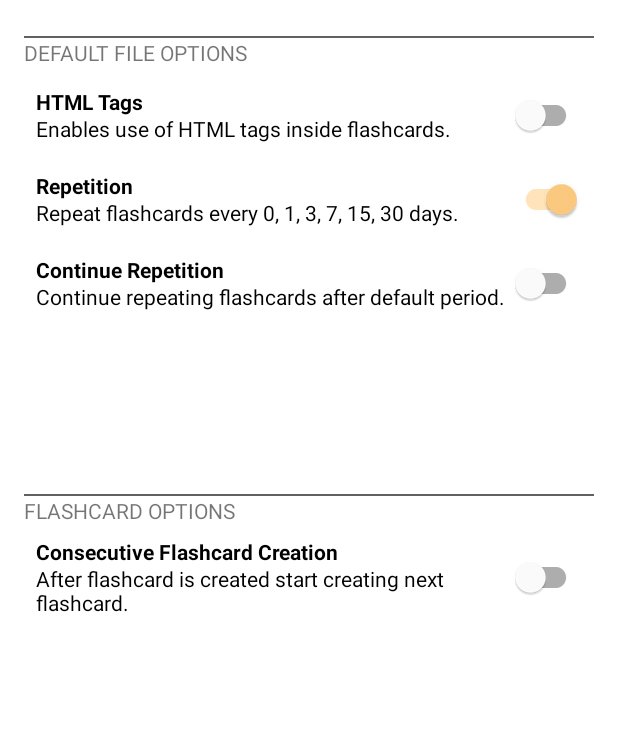
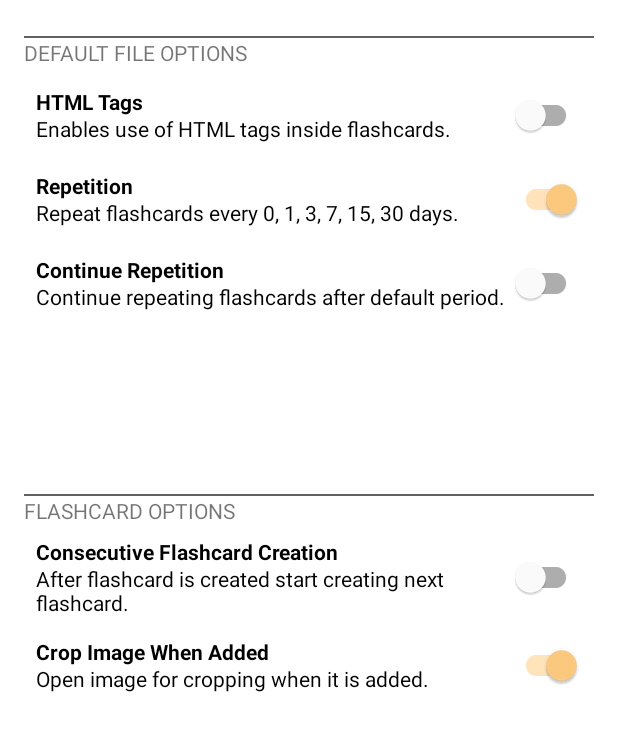
Before and after one commit to StartingGround/Cognebus, an Android app: the SettingsFragment screen opened through its navigation route, on a phone screen of 412 x 824 dp. Shown: the top 731 px of the screen. Run offline under Robolectric (Android 15) with nearby library versions, the phone set to English and light mode, and no system bars; our stand-ins replace FlexboxLayout, Room's generated code, data binding; 3 statements that could not run were skipped.

Commit message:
Add option for enabling immediate image cropping when image is added

```diff
--- a/app/src/main/java/com/startingground/cognebus/settings/SettingsViewModel.kt
+++ b/app/src/main/java/com/startingground/cognebus/settings/SettingsViewModel.kt
@@ -15,51 +15,26 @@ import com.startingground.cognebus.utilities.StringUtils
 class SettingsViewModel(application: Application) : AndroidViewModel(application) {
 
     companion object{
+        //File Default Options
         const val ENABLE_HTML_KEY = "enable_html"
         const val REPETITION_ENABLED_KEY = "repetition_enabled"
         const val CONTINUE_REPETITION_KEY = "continue_repetition"
         const val CYCLE_INCREMENT_KEY = "cycle_increment"
         const val MAX_DAYS_PER_CYCLE_KEY = "max_days_per_cycle"
-        const val CONSECUTIVE_FLASHCARD_CREATION_KEY = "consecutive_flashcard_creation"
 
         const val ENABLE_HTML_DEFAULT_VALUE = false
         const val REPETITION_ENABLED_DEFAULT_VALUE = true
         const val CONTINUE_REPETITION_DEFAULT_VALUE = false
         const val CYCLE_INCREMENT_DEFAULT_VALUE: Int = 15
         const val MAX_DAYS_PER_CYCLE_DEFAULT_VALUE: Int = 60
+
+        //Flashcard Options
+        const val CONSECUTIVE_FLASHCARD_CREATION_KEY = "consecutive_flashcard_creation"
+        const val CROP_IMAGE_WHEN_ADDED_KEY = "crop_image_when_added"
+
         const val CONSECUTIVE_FLASHCARD_CREATION_DEFAULT_VALUE = false
+        const val CROP_IMAGE_WHEN_ADDED_DEFAULT_VALUE = true
     }
-
-    private val preferences = PreferenceManager.getDefaultSharedPreferences(application.applicationContext)
-
-    private val _enableHTML: MutableLiveData<Boolean> = MutableLiveData(
-        preferences.getBoolean(ENABLE_HTML_KEY, ENABLE_HTML_DEFAULT_VALUE)
-    )
-    val enableHTML: LiveData<Boolean> get() = _enableHTML
-
-
-    private val _repetitionEnabled: MutableLiveData<Boolean> = MutableLiveData(
-        preferences.getBoolean(REPETITION_ENABLED_KEY, REPETITION_ENABLED_DEFAULT_VALUE)
-    )
-    val repetitionEnabled: LiveData<Boolean> get() = _repetitionEnabled
-
-
-    private val _continueRepetition: MutableLiveData<Boolean> = MutableLiveData(
-        preferences.getBoolean(CONTINUE_REPETITION_KEY, CONTINUE_REPETITION_DEFAULT_VALUE)
-    )
-    val continueRepetition: LiveData<Boolean> get() = _continueRepetition
-
-
-    private val _cycleIncrement: MutableLiveData<Int> = MutableLiveData(
-        preferences.getInt(CYCLE_INCREMENT_KEY, CYCLE_INCREMENT_DEFAULT_VALUE)
-    )
-    val cycleIncrement: LiveData<Int> get() = _cycleIncrement
-
-
-    private val _maxDaysPerCycle: MutableLiveData<Int> = MutableLiveData(
-        preferences.getInt(MAX_DAYS_PER_CYCLE_KEY, MAX_DAYS_PER_CYCLE_DEFAULT_VALUE)
-    )
-    val maxDaysPerCycle: LiveData<Int> get() = _maxDaysPerCycle
 
 
     private fun switchValueChangedHandler(view: View, key: String, mutableLiveDataOfSwitch: MutableLiveData<Boolean>){
@@ -72,24 +47,47 @@ class SettingsViewModel(application: Application) : AndroidViewModel(application
     }
 
 
+    private val preferences = PreferenceManager.getDefaultSharedPreferences(application.applicationContext)
+
+
+    //File Default Options
+    private val _enableHTML: MutableLiveData<Boolean> = MutableLiveData(
+        preferences.getBoolean(ENABLE_HTML_KEY, ENABLE_HTML_DEFAULT_VALUE)
+    )
+    val enableHTML: LiveData<Boolean> get() = _enableHTML
+
     fun onEnableHtmlChanged(view: View){
         switchValueChangedHandler(view, ENABLE_HTML_KEY, _enableHTML)
     }
 
+
+    private val _repetitionEnabled: MutableLiveData<Boolean> = MutableLiveData(
+        preferences.getBoolean(REPETITION_ENABLED_KEY, REPETITION_ENABLED_DEFAULT_VALUE)
+    )
+    val repetitionEnabled: LiveData<Boolean> get() = _repetitionEnabled
 
     fun onRepetitionEnabledChanged(view: View){
         switchValueChangedHandler(view, REPETITION_ENABLED_KEY, _repetitionEnabled)
     }
 
 
+    private val _continueRepetition: MutableLiveData<Boolean> = MutableLiveData(
+        preferences.getBoolean(CONTINUE_REPETITION_KEY, CONTINUE_REPETITION_DEFAULT_VALUE)
+    )
+    val continueRepetition: LiveData<Boolean> get() = _continueRepetition
+
     fun onContinueRepetitionChanged(view: View){
         switchValueChangedHandler(view, CONTINUE_REPETITION_KEY, _continueRepetition)
     }
 
 
+    private val _cycleIncrement: MutableLiveData<Int> = MutableLiveData(
+        preferences.getInt(CYCLE_INCREMENT_KEY, CYCLE_INCREMENT_DEFAULT_VALUE)
+    )
+    val cycleIncrement: LiveData<Int> get() = _cycleIncrement
+
     private val _cycleIncrementError: MutableLiveData<String?> = MutableLiveData(null)
     val cycleIncrementError: LiveData<String?> get() = _cycleIncrementError
-
 
     fun onCycleIncrementChanged(text: String){
         val context = getApplication<Application>().applicationContext
@@ -112,9 +110,13 @@ class SettingsViewModel(application: Application) : AndroidViewModel(application
     }
 
 
+    private val _maxDaysPerCycle: MutableLiveData<Int> = MutableLiveData(
+        preferences.getInt(MAX_DAYS_PER_CYCLE_KEY, MAX_DAYS_PER_CYCLE_DEFAULT_VALUE)
+    )
+    val maxDaysPerCycle: LiveData<Int> get() = _maxDaysPerCycle
+
     private val _maxDaysPerCycleError: MutableLiveData<String?> = MutableLiveData(null)
     val maxDaysPerCycleError: LiveData<String?> get() = _maxDaysPerCycleError
-
 
     fun onMaxDaysPerCycleChanged(text: String){
         val context = getApplication<Application>().applicationContext
@@ -136,6 +138,8 @@ class SettingsViewModel(application: Application) : AndroidViewModel(application
         _maxDaysPerCycle.value = value
     }
 
+
+    //Flashcard Options
     private val _consecutiveFlashcardCreation: MutableLiveData<Boolean> = MutableLiveData(
         preferences.getBoolean(CONSECUTIVE_FLASHCARD_CREATION_KEY, CONSECUTIVE_FLASHCARD_CREATION_DEFAULT_VALUE)
     )
@@ -144,4 +148,14 @@ class SettingsViewModel(application: Application) : AndroidViewModel(application
     fun onConsecutiveFlashcardCreationChanged(view: View){
         switchValueChangedHandler(view, CONSECUTIVE_FLASHCARD_CREATION_KEY, _consecutiveFlashcardCreation)
     }
+
+
+    private val _cropImageWhenAdded: MutableLiveData<Boolean> = MutableLiveData(
+        preferences.getBoolean(CROP_IMAGE_WHEN_ADDED_KEY, CROP_IMAGE_WHEN_ADDED_DEFAULT_VALUE)
+    )
+    val cropImageWhenAdded: LiveData<Boolean> get() = _cropImageWhenAdded
+
+    fun onCropImageWhenAddedChanged(view: View){
+        switchValueChangedHandler(view, CROP_IMAGE_WHEN_ADDED_KEY, _cropImageWhenAdded)
+    }
 }
--- a/app/src/main/res/layout/fragment_settings.xml
+++ b/app/src/main/res/layout/fragment_settings.xml
@@ -169,6 +169,20 @@
                 app:summaryText="@string/settings_fragment_consecutive_flashcard_creation_switch_subtext"
                 app:titleText="@string/settings_fragment_consecutive_flashcard_creation_switch_label" />
 
+            <com.startingground.cognebus.customviews.SwitchCognebus
+                android:id="@+id/crop_image_when_added_switch"
+                android:layout_width="0dp"
+                android:layout_height="wrap_content"
+                android:layout_marginHorizontal="@dimen/margin_big"
+                android:layout_marginTop="@dimen/margin_small"
+                android:checked="@{settingsViewModel.cropImageWhenAdded}"
+                android:onClick="@{(view) -> settingsViewModel.onCropImageWhenAddedChanged(view)}"
+                app:layout_constraintEnd_toEndOf="parent"
+                app:layout_constraintStart_toStartOf="parent"
+                app:layout_constraintTop_toBottomOf="@id/consecutive_flashcard_creation_switch"
+                app:summaryText="@string/settings_fragment_crop_image_when_added_switch_subtext"
+                app:titleText="@string/settings_fragment_crop_image_when_added_switch_label" />
+
         </androidx.constraintlayout.widget.ConstraintLayout>
 
     </ScrollView>
--- a/app/src/main/res/values/strings.xml
+++ b/app/src/main/res/values/strings.xml
@@ -96,6 +96,8 @@
     <string name="settings_fragment_flashcard_options_label">FLASHCARD OPTIONS</string>
     <string name="settings_fragment_consecutive_flashcard_creation_switch_label">Consecutive Flashcard Creation</string>
     <string name="settings_fragment_consecutive_flashcard_creation_switch_subtext">After flashcard is created start creating next flashcard.</string>
+    <string name="settings_fragment_crop_image_when_added_switch_label">Crop Image When Added</string>
+    <string name="settings_fragment_crop_image_when_added_switch_subtext">Open image for cropping when it is added.</string>
 
     <!-- Practice -->
     <string name="practice_question_fragment_top_app_bar_title">Question %1$d/%2$d</string>
```
Also changed, not shown: app/src/main/java/com/startingground/cognebus/flashcard/AnswerFragment.kt (+8 -2 lines), app/src/main/java/com/startingground/cognebus/flashcard/QuestionFragment.kt (+13 -2 lines).
